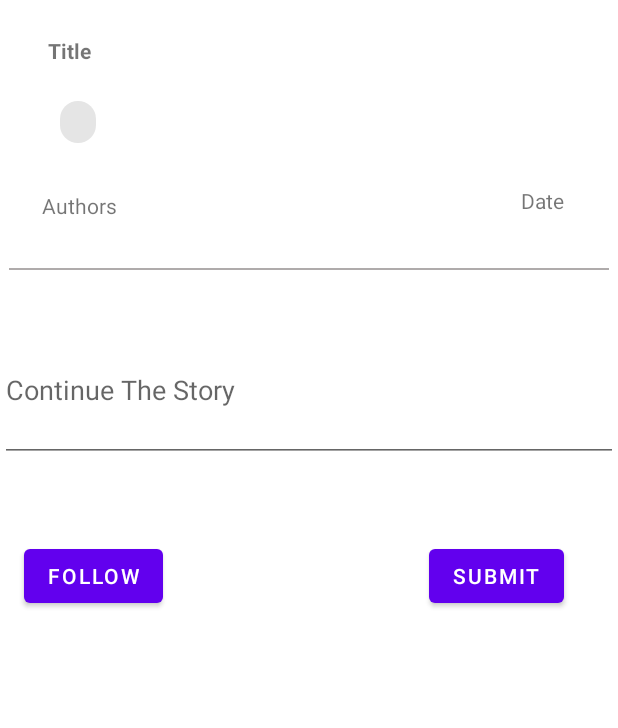
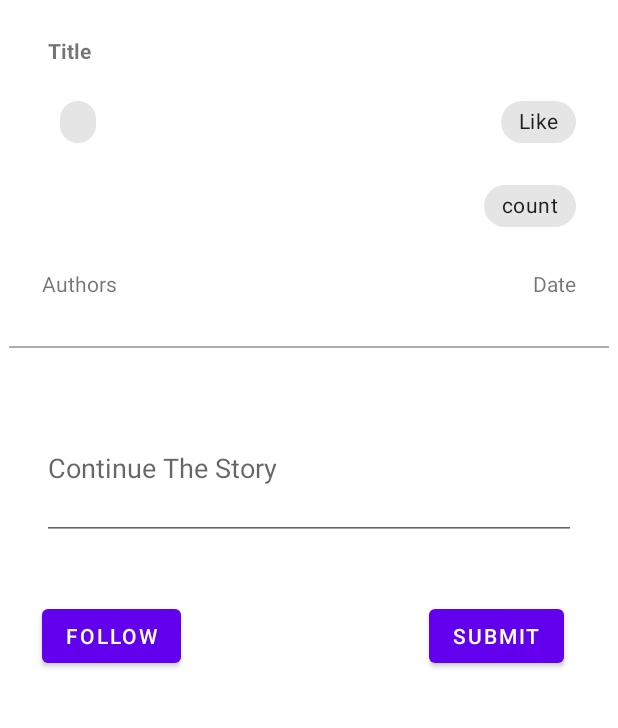
Before and after one commit to NIKOLAUSSATRIA063/NMP_ProjectUTS, an Android app: the layout activity_cerbung_details.xml on its own in the app's theme, with its tools: preview values and no code run, on a phone screen of 412 x 824 dp, the part 399-1127 px from its top. Run offline under Robolectric (Android 15) with nearby library versions, the phone set to English and light mode, and no system bars.

Commit message:
tambahan chip untuk paragraf dan like

```diff
--- a/app/src/main/java/com/example/cerbungapp/Cerbung.kt
+++ b/app/src/main/java/com/example/cerbungapp/Cerbung.kt
@@ -1,3 +1,3 @@
 package com.example.cerbungapp
 
-data class Cerbung(val title:String, val author:String ,val restricted:String, val lastUpdate:String, val url:String, val description:String, val genre:String)
+data class Cerbung(val title:String, val author:String ,val restricted:String, val lastUpdate:String, val url:String, val description:String, val genre:String, val like:Int)
--- a/app/src/main/java/com/example/cerbungapp/CreateCerbungActivityP3.kt
+++ b/app/src/main/java/com/example/cerbungapp/CreateCerbungActivityP3.kt
@@ -62,7 +62,7 @@ class CreateCerbungActivityP3 : AppCompatActivity() {
 
                 var dateFormat = SimpleDateFormat("dd/MM/yyyy", Locale.getDefault())
                 var dateNow = dateFormat.format(Date())
-                var newCerbung = Cerbung(cerbugTitle.toString(), author.toString(), access.toString(), dateNow, urlImg.toString(), description.toString() , genreSelected.toString())
+                var newCerbung = Cerbung(cerbugTitle.toString(), author.toString(), access.toString(), dateNow, urlImg.toString(), description.toString() , genreSelected.toString(), 0)
                 cerbungs.add(newCerbung)
                 var newParagraf = Paragraf(cerbugTitle.toString(), firstParagraph.toString(), author.toString())
                 paragrafs.add(newParagraf)
--- a/app/src/main/res/layout/activity_cerbung_details.xml
+++ b/app/src/main/res/layout/activity_cerbung_details.xml
@@ -53,12 +53,32 @@
                 app:layout_constraintStart_toStartOf="parent"
                 app:layout_constraintTop_toBottomOf="@+id/titleTxt" />
 
+            <com.google.android.material.chip.Chip
+                android:id="@+id/likeChip"
+                android:layout_width="0dp"
+                android:layout_height="44dp"
+                android:layout_marginTop="16dp"
+                android:layout_marginEnd="28dp"
+                android:text="Like"
+                app:layout_constraintEnd_toEndOf="parent"
+                app:layout_constraintTop_toBottomOf="@+id/titleTxt" />
+
+            <com.google.android.material.chip.Chip
+                android:id="@+id/countPrgChip"
+                android:layout_width="0dp"
+                android:layout_height="44dp"
+                android:layout_marginTop="12dp"
+                android:layout_marginEnd="28dp"
+                android:text="count"
+                app:layout_constraintEnd_toEndOf="parent"
+                app:layout_constraintTop_toBottomOf="@+id/likeChip" />
+
             <TextView
                 android:id="@+id/authorsTxt"
                 android:layout_width="wrap_content"
                 android:layout_height="wrap_content"
                 android:layout_marginStart="28dp"
-                android:layout_marginTop="24dp"
+                android:layout_marginTop="76dp"
                 android:text="Authors"
                 app:layout_constraintStart_toStartOf="parent"
                 app:layout_constraintTop_toBottomOf="@+id/genreChip" />
@@ -67,11 +87,11 @@
                 android:id="@+id/dateText"
                 android:layout_width="wrap_content"
                 android:layout_height="wrap_content"
-                android:layout_marginTop="124dp"
-                android:layout_marginEnd="36dp"
+                android:layout_marginTop="20dp"
+                android:layout_marginEnd="28dp"
                 android:text="Date"
                 app:layout_constraintEnd_toEndOf="parent"
-                app:layout_constraintTop_toBottomOf="@+id/imagePoster" />
+                app:layout_constraintTop_toBottomOf="@+id/countPrgChip" />
 
             <androidx.recyclerview.widget.RecyclerView
                 android:id="@+id/recyclerViewDetailsCerbung"
@@ -87,8 +107,8 @@
                 android:id="@+id/btnFollow"
                 android:layout_width="0dp"
                 android:layout_height="wrap_content"
-                android:layout_marginStart="16dp"
-                android:layout_marginTop="52dp"
+                android:layout_marginStart="28dp"
+                android:layout_marginTop="40dp"
                 android:text="Follow"
                 app:layout_constraintStart_toStartOf="parent"
                 app:layout_constraintTop_toBottomOf="@+id/textNewParag" />
@@ -97,7 +117,7 @@
                 android:id="@+id/btnSubmit"
                 android:layout_width="0dp"
                 android:layout_height="wrap_content"
-                android:layout_marginTop="52dp"
+                android:layout_marginTop="40dp"
                 android:layout_marginEnd="36dp"
                 android:text="Submit"
                 app:layout_constraintEnd_toEndOf="parent"
@@ -107,7 +127,9 @@
                 android:id="@+id/textNewParag"
                 android:layout_width="0dp"
                 android:layout_height="96dp"
+                android:layout_marginStart="28dp"
                 android:layout_marginTop="32dp"
+                android:layout_marginEnd="28dp"
                 android:ems="10"
                 android:hint="Continue The Story"
                 android:inputType="textMultiLine"
```
Also changed, not shown: app/src/main/java/com/example/cerbungapp/CerbungDetails.kt (+22 -7 lines), app/src/main/java/com/example/cerbungapp/Global.kt (+6 -6 lines).
